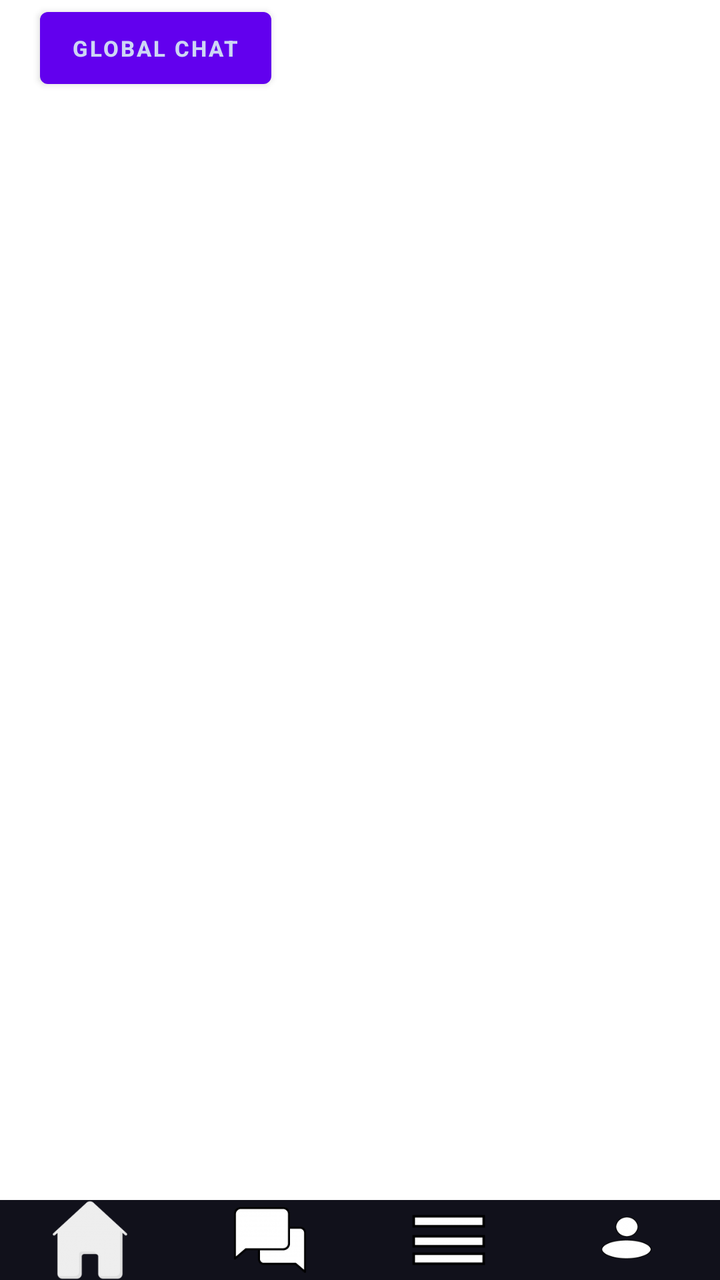
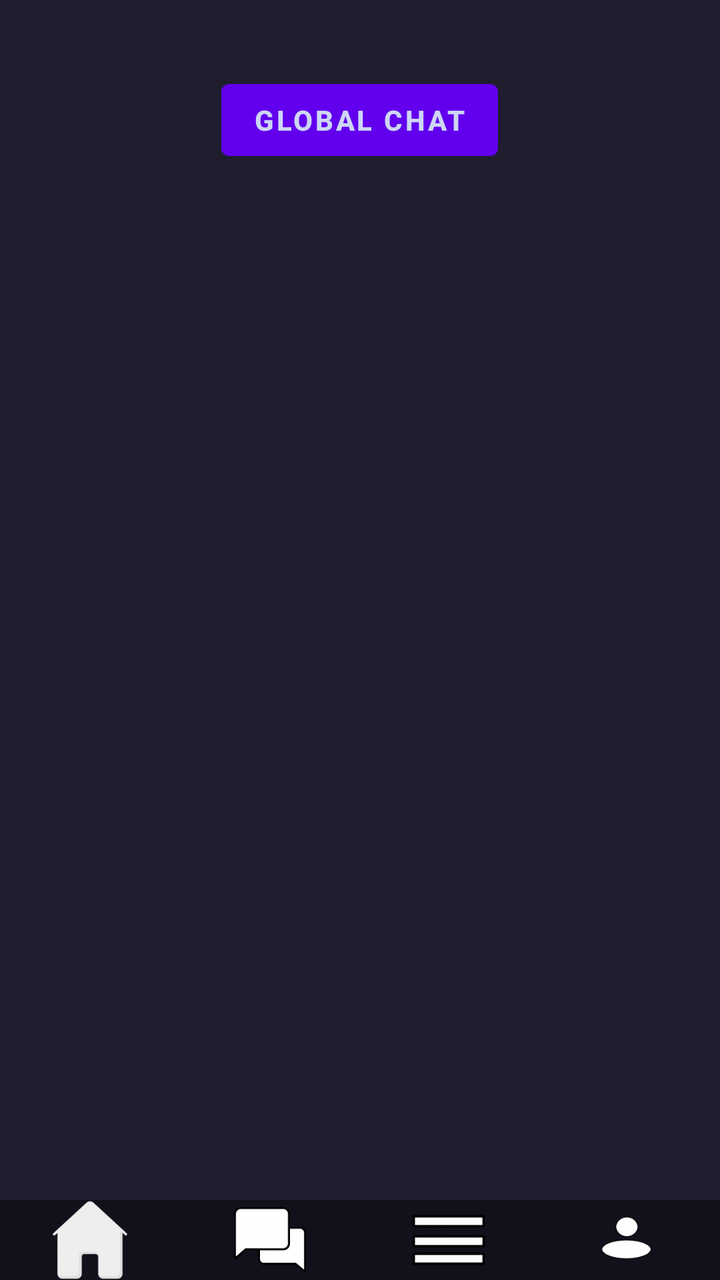

Before-and-after screenshots of an Android layout around one commit, followed by the original layout XML and the change that was made.
<!-- AndroidManifest.xml: fallback theme Theme.MaterialComponents.DayNight.NoActionBar -->
<!-- res/layout/activity_chat.xml -->
<?xml version="1.0" encoding="utf-8"?>
<LinearLayout xmlns:android="http://schemas.android.com/apk/res/android"
    android:layout_width="match_parent"
    android:layout_height="match_parent"
    android:orientation="vertical">

    <ScrollView
        android:layout_width="match_parent"
        android:layout_height="0dp"
        android:layout_weight="1">

        <Button
            android:id="@+id/btnGlobalChat"
            android:layout_width="wrap_content"
            android:layout_height="wrap_content"
            android:text="Global chat"
            android:textStyle="bold"
            android:textColor="#cdd6f4"
            android:textSize="11sp"
            android:layout_marginLeft="20dp" />

    </ScrollView>

    <LinearLayout 
        android:layout_width="match_parent"
        android:layout_height="40dp" 
        android:orientation="horizontal"
        android:gravity="center_vertical"
        android:background="#11111b">

        <ImageButton
            android:id="@+id/btnHome"
            android:layout_width="0dp"
            android:layout_height="match_parent"
            android:layout_weight="1"
            android:src="@drawable/home"
            android:scaleType="centerInside"
            android:background="@android:color/transparent"
            android:contentDescription="home" />

        <ImageButton
            android:id="@+id/btnChat"
            android:layout_width="0dp"
            android:layout_height="match_parent"
            android:layout_weight="1"
            android:src="@drawable/chat"
            android:scaleType="centerInside"
            android:background="@android:color/transparent"
            android:contentDescription="Chat" />

        <ImageButton
            android:id="@+id/btnOptions"
            android:layout_width="0dp"
            android:layout_height="match_parent"
            android:layout_weight="1"
            android:src="@drawable/options"
            android:scaleType="centerInside"
            android:background="@android:color/transparent"
            android:contentDescription="Options" />

        <ImageButton
            android:id="@+id/btnProfile"
            android:layout_width="0dp"
            android:layout_height="match_parent"
            android:layout_weight="1"
            android:src="@drawable/account"
            android:scaleType="centerInside"
            android:background="@android:color/transparent"
            android:contentDescription="Profile" />

    </LinearLayout>

</LinearLayout>
<!-- resources referenced by this layout -->
<resources>
  <!-- drawable account: png bitmap (drawable-hdpi, 1844 bytes) -->
  <!-- drawable chat: png bitmap (drawable-hdpi, 1997 bytes) -->
  <!-- drawable home: png bitmap (drawable-hdpi, 2333 bytes) -->
  <!-- drawable options: png bitmap (drawable-ldpi, 495 bytes) -->
</resources>

<!-- the commit's change to res/layout/activity_chat.xml (unified diff, before → after) -->
@@ -2,23 +2,32 @@
 <LinearLayout xmlns:android="http://schemas.android.com/apk/res/android"
     android:layout_width="match_parent"
     android:layout_height="match_parent"
-    android:orientation="vertical">
+    android:orientation="vertical"
+    android:background="#1e1e2e">
 
     <ScrollView
         android:layout_width="match_parent"
         android:layout_height="0dp"
-        android:layout_weight="1">
+        android:layout_weight="1"
+        android:fillViewport="true">
 
-        <Button
-            android:id="@+id/btnGlobalChat"
-            android:layout_width="wrap_content"
+        <LinearLayout
+            android:layout_width="match_parent"
             android:layout_height="wrap_content"
-            android:text="Global chat"
-            android:textStyle="bold"
-            android:textColor="#cdd6f4"
-            android:textSize="11sp"
-            android:layout_marginLeft="20dp" />
+            android:orientation="vertical"
+            android:gravity="center_horizontal"
+            android:padding="16dp">
 
+            <Button
+                android:id="@+id/btnGlobalChat"
+                android:layout_width="wrap_content"
+                android:layout_height="wrap_content"
+                android:text="Global chat"
+                android:textStyle="bold"
+                android:textColor="#cdd6f4"
+                android:layout_marginTop="20dip" />
+
+        </LinearLayout>
     </ScrollView>
 
     <LinearLayout 
